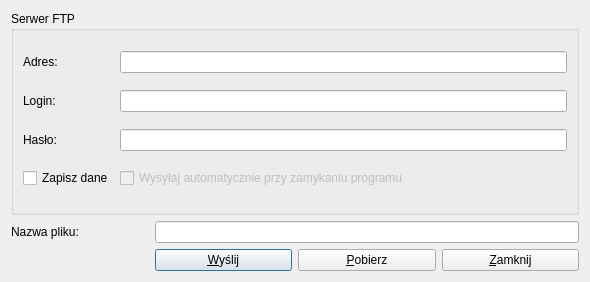
This is ui/ftpDialog.ui in YoukaiCat/QtDreamDiary as Qt 5 draws it before an edit. The edited form follows.
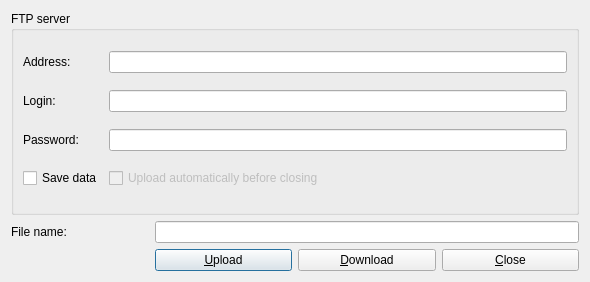
This is the edited form.

The edit to the form file:
```diff
--- a/ui/ftpDialog.ui
+++ b/ui/ftpDialog.ui
@@ -12,17 +12,17 @@
   <property name="windowTitle" >
    <string>import/eksport FTP</string>
   </property>
-  <layout class="QGridLayout" >
-   <item row="0" column="0" colspan="4" >
-    <widget class="QGroupBox" name="groupBox" >
-     <property name="title" >
-      <string>Serwer FTP</string>
+  <layout class="QGridLayout">
+   <item row="0" column="0" colspan="4">
+    <widget class="QGroupBox" name="groupBox">
+     <property name="title">
+      <string>FTP server</string>
      </property>
-     <layout class="QGridLayout" >
-      <item row="0" column="0" >
-       <widget class="QLabel" name="label" >
-        <property name="text" >
-         <string>Adres:</string>
+     <layout class="QGridLayout">
+      <item row="0" column="0">
+       <widget class="QLabel" name="label">
+        <property name="text">
+         <string>Address:</string>
         </property>
        </widget>
       </item>
@@ -39,10 +39,10 @@
       <item row="1" column="1" >
        <widget class="QLineEdit" name="lineEdit_2" />
       </item>
-      <item row="2" column="0" >
-       <widget class="QLabel" name="label_3" >
-        <property name="text" >
-         <string>Hasło:</string>
+      <item row="2" column="0">
+       <widget class="QLabel" name="label_3">
+        <property name="text">
+         <string>Password:</string>
         </property>
        </widget>
       </item>
@@ -56,10 +56,10 @@
         </property>
        </widget>
       </item>
-      <item row="3" column="0" >
-       <widget class="QCheckBox" name="checkBox" >
-        <property name="text" >
-         <string>Zapisz dane</string>
+      <item row="3" column="0">
+       <widget class="QCheckBox" name="checkBox">
+        <property name="text">
+         <string>Save data</string>
         </property>
        </widget>
       </item>
@@ -68,42 +68,42 @@
         <property name="enabled" >
          <bool>false</bool>
         </property>
-        <property name="text" >
-         <string>Wysyłaj automatycznie przy zamykaniu programu</string>
+        <property name="text">
+         <string>Upload automatically before closing</string>
         </property>
        </widget>
       </item>
      </layout>
     </widget>
    </item>
-   <item row="1" column="0" >
-    <widget class="QLabel" name="label_4" >
-     <property name="text" >
-      <string>Nazwa pliku:</string>
+   <item row="1" column="0">
+    <widget class="QLabel" name="label_4">
+     <property name="text">
+      <string>File name:</string>
      </property>
     </widget>
    </item>
    <item row="1" column="1" colspan="3" >
     <widget class="QLineEdit" name="lineEdit_4" />
    </item>
-   <item row="2" column="1" >
-    <widget class="QPushButton" name="pushButton" >
-     <property name="text" >
-      <string>&amp;Wyślij</string>
+   <item row="2" column="1">
+    <widget class="QPushButton" name="pushButton">
+     <property name="text">
+      <string>&amp;Upload</string>
      </property>
     </widget>
    </item>
-   <item row="2" column="2" >
-    <widget class="QPushButton" name="pushButton_2" >
-     <property name="text" >
-      <string>&amp;Pobierz</string>
+   <item row="2" column="2">
+    <widget class="QPushButton" name="pushButton_2">
+     <property name="text">
+      <string>&amp;Download</string>
      </property>
     </widget>
    </item>
-   <item row="2" column="3" >
-    <widget class="QPushButton" name="pushButton_3" >
-     <property name="text" >
-      <string>&amp;Zamknij</string>
+   <item row="2" column="3">
+    <widget class="QPushButton" name="pushButton_3">
+     <property name="text">
+      <string>&amp;Close</string>
      </property>
     </widget>
    </item>
```
Left out of the diff: 43 changed lines with no effect on the pictures.
